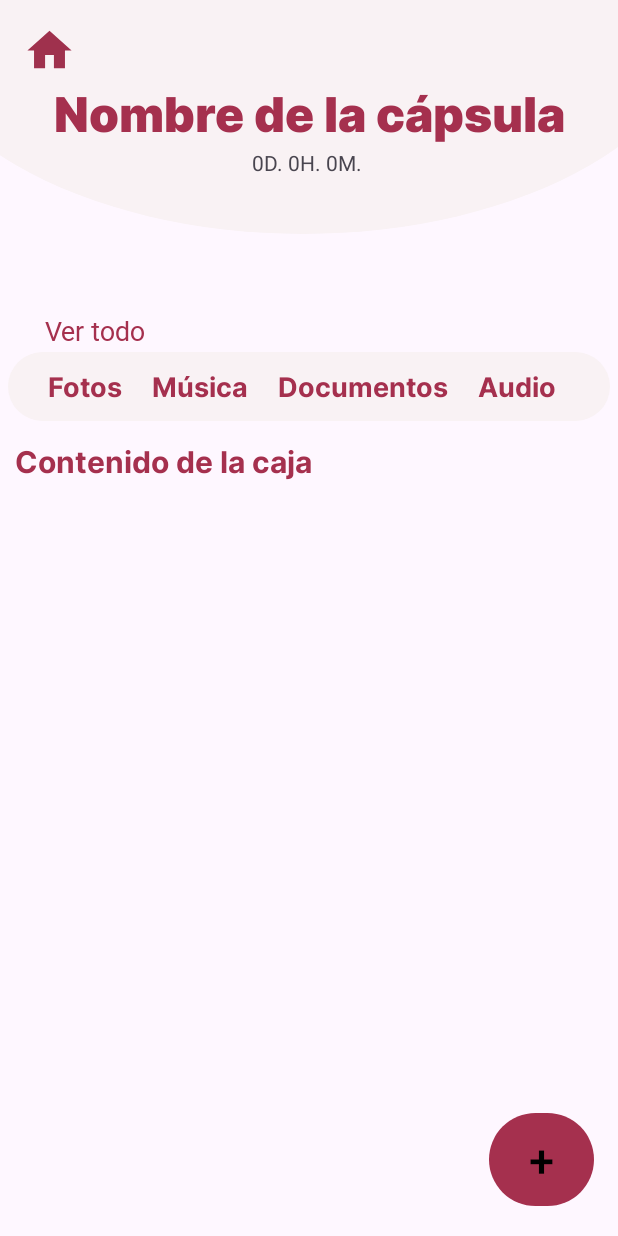
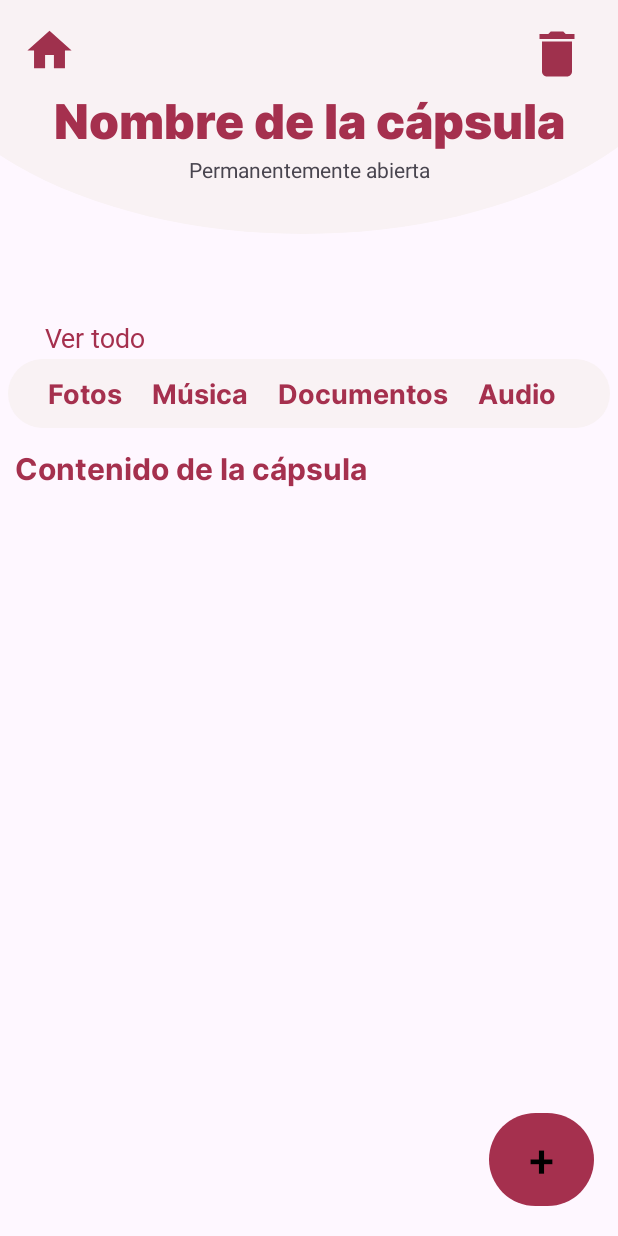
Before and after one commit to flyeers/TFG, an Android app: the Capsula screen opened directly, with no data from a screen before it, on a phone screen of 412 x 824 dp. Run offline under Robolectric (Android 15) with nearby library versions, the phone set to English and light mode, and no system bars; 5 statements that could not run were skipped.

Commit message:
Anbandono back + cosas de capsulas

```diff
--- a/BoxIt/app/src/main/java/es/ucm/fdi/boxit/presentacion/CrearCapsulaForm.java
+++ b/BoxIt/app/src/main/java/es/ucm/fdi/boxit/presentacion/CrearCapsulaForm.java
@@ -166,8 +166,6 @@ public class CrearCapsulaForm extends AppCompatActivity {
         layTextCierre.setOnClickListener(new View.OnClickListener() {
             @Override
             public void onClick(View v) {
-
-                Log.d("JULIA", "CIERRE");
                 if(layCierre.getVisibility() == View.VISIBLE){
                     layCierre.setVisibility(View.GONE);
                     layTextCierre.setBackgroundColor(Color.TRANSPARENT);
@@ -183,7 +181,6 @@ public class CrearCapsulaForm extends AppCompatActivity {
         layTextApertura.setOnClickListener(new View.OnClickListener() {
             @Override
             public void onClick(View v) {
-                Log.d("JULIA", "APERTURA");
                 if(layApertura.getVisibility() == View.VISIBLE){
                     layApertura.setVisibility(View.GONE);
                     layTextApertura.setBackgroundColor(Color.TRANSPARENT);
--- /dev/null
+++ b/BoxIt/app/src/main/res/drawable/exit.xml
@@ -0,0 +1,5 @@
+<vector android:autoMirrored="true" android:height="40dp"
+    android:tint="#9F314D" android:viewportHeight="24"
+    android:viewportWidth="24" android:width="40dp" xmlns:android="http://schemas.android.com/apk/res/android">
+    <path android:fillColor="@android:color/white" android:pathData="M10.09,15.59L11.5,17l5,-5 -5,-5 -1.41,1.41L12.67,11H3v2h9.67l-2.58,2.59zM19,3H5c-1.11,0 -2,0.9 -2,2v4h2V5h14v14H5v-4H3v4c0,1.1 0.89,2 2,2h14c1.1,0 2,-0.9 2,-2V5c0,-1.1 -0.9,-2 -2,-2z"/>
+</vector>
--- a/BoxIt/app/src/main/res/layout/activity_capsula.xml
+++ b/BoxIt/app/src/main/res/layout/activity_capsula.xml
@@ -14,17 +14,39 @@
             android:layout_width="match_parent"
             android:layout_height="match_parent"
             android:orientation="vertical">
+
             <ImageView
                 android:id="@+id/ellipse_13"
                 style="@style/FondoBase" />
 
-            <ImageView
-                android:id="@+id/homeBtn"
-                android:layout_width="wrap_content"
-                android:layout_height="wrap_content"
+            <LinearLayout
+                android:layout_width="match_parent"
+                android:layout_height="match_parent"
                 android:layout_marginTop="-140dp"
-                android:layout_marginLeft="15dp"
-                android:src="@drawable/home" />
+                android:orientation="horizontal">
+
+                <ImageView
+                    android:id="@+id/homeBtn"
+                    android:layout_width="wrap_content"
+                    android:layout_height="wrap_content"
+                    android:layout_marginLeft="15dp"
+                    android:src="@drawable/home" />
+
+                <ImageView
+                    android:id="@+id/exit"
+                    android:layout_width="wrap_content"
+                    android:layout_height="wrap_content"
+                    android:layout_marginLeft="255dp"
+                    android:layout_marginRight="5dp"
+                    android:src="@drawable/exit"
+                    android:visibility="invisible"/>
+
+                <ImageView
+                    android:id="@+id/delete"
+                    android:layout_width="wrap_content"
+                    android:layout_height="wrap_content"
+                    android:src="@drawable/delete" />
+            </LinearLayout>
 
             <TextView
                 android:id="@+id/nombre_caja"
--- a/BoxIt/app/src/main/res/values/strings.xml
+++ b/BoxIt/app/src/main/res/values/strings.xml
@@ -56,6 +56,7 @@
     <string name="CierrePreApertura">El cierre debe ser previo a la apertura</string>
     <string name="tiempoCerrado">La capsula estará cerrada durante </string>
     <string name="dias">dias</string>
+    <string name="abiertaPermanente">Permanentemente abierta </string>
 
     <!--Ver all-->
     <string name="cajas">Cajas</string>
@@ -87,6 +88,7 @@
     <string name="vid">Videos</string>
     <string name="audio">Audio</string>
     <string name="addBien">Elemento añadido a la caja</string>
+    <string name="addBienCap">Elemento añadido a la cápsula</string>
     <string name="addMal">Error al insertar elemento</string>
 
     <!--titulos-->
@@ -103,6 +105,11 @@
     <string name="deleteBien">Elemento eliminado</string>
     <string name="deleteMal">Error al eliminar elemento</string>
     <string name="editar">Editar</string>
+    <string name="abandonarCap">¿Desea abandonar esta cápsula?</string>
+    <string name="abandonarBox">¿Desea abandonar esta caja?</string>
+    <string name="abandonar">Abandonar</string>
+    <string name="abandonoBien">Abandono realizado</string>
+    <string name="abandonoMal">Error al abandonar</string>
 
 
 
```
Also changed, not shown: BoxIt/app/src/main/java/es/ucm/fdi/boxit/integracion/DAOCapsule.java (+51 -0 lines), BoxIt/app/src/main/java/es/ucm/fdi/boxit/integracion/DAOUsuario.java (+88 -0 lines), BoxIt/app/src/main/java/es/ucm/fdi/boxit/negocio/SACapsule.java (+12 -2 lines), BoxIt/app/src/main/java/es/ucm/fdi/boxit/presentacion/Capsula.java (+105 -17 lines), BoxIt/app/src/main/java/es/ucm/fdi/boxit/presentacion/ElementsAdapter.java (+25 -3 lines), BoxIt/app/src/main/res/layout/exit_confirm.xml (added, +48 -0 lines), 1 other file.
